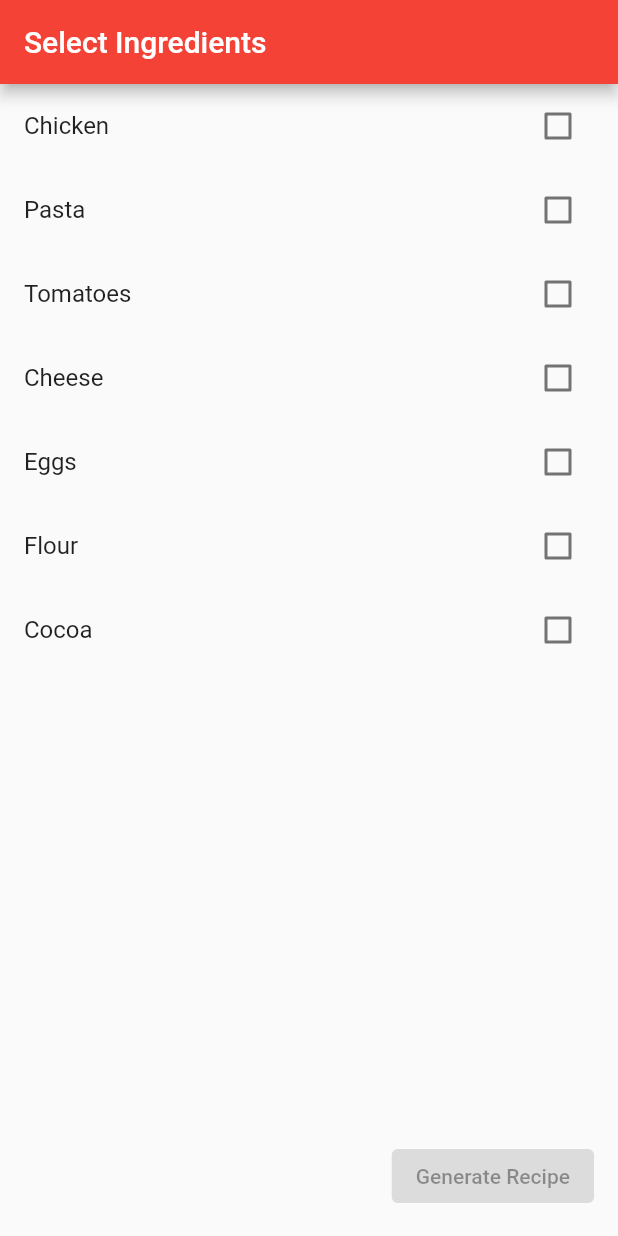
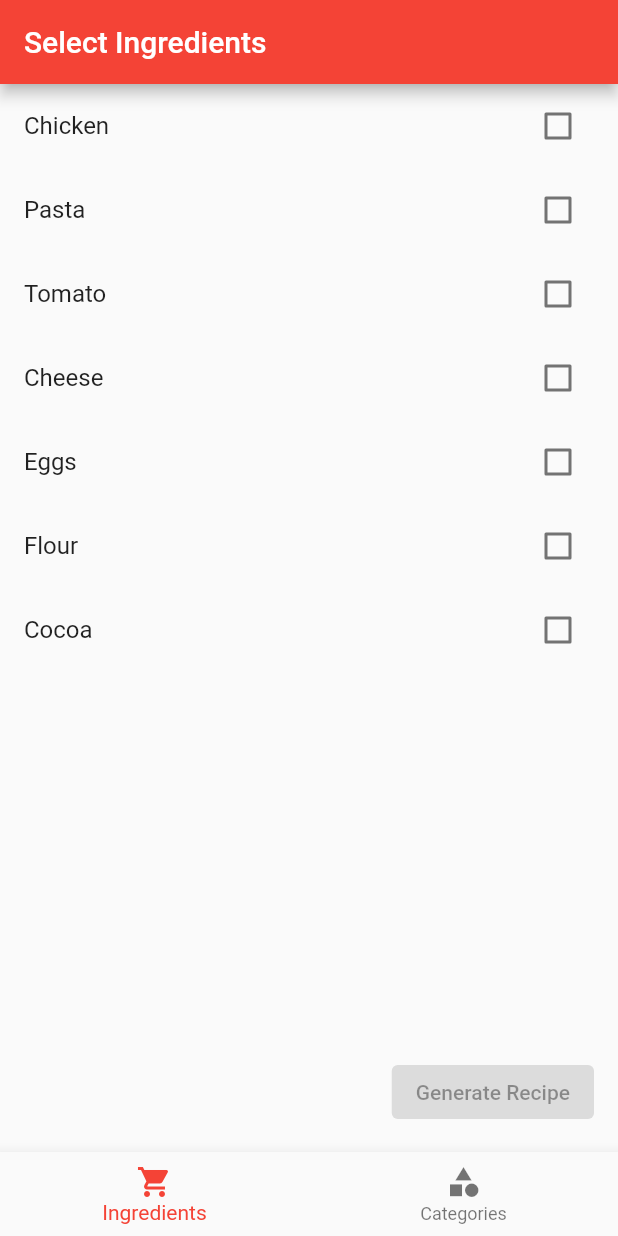
Before and after one commit to HadM10/TastyMix, a Flutter app: the screen it shows after launch, on a phone screen of 412 x 824 dp. Run offline on Flutter 3.47's test engine with Material 2 defaults, Android fonts, the phone set to English and light mode, and no system bars.

```diff
--- a/lib/ingredients.dart
+++ b/lib/ingredients.dart
@@ -13,7 +13,7 @@ class _IngredientsState extends State<Ingredients> {
   List<String> availableIngredients = [
     "Chicken",
     "Pasta",
-    "Tomatoes",
+    "Tomato",
     "Cheese",
     "Eggs",
     "Flour",
--- a/lib/main.dart
+++ b/lib/main.dart
@@ -1,12 +1,13 @@
 import 'package:flutter/material.dart';
 import 'ingredients.dart';
+import 'categories.dart';
 
 void main() {
   runApp(const MyApp());
 }
 
 class MyApp extends StatelessWidget {
-  const MyApp({super.key});
+  const MyApp({Key? key}) : super(key: key);
 
   @override
   Widget build(BuildContext context) {
@@ -15,7 +16,51 @@ class MyApp extends StatelessWidget {
       theme: ThemeData(
         primarySwatch: Colors.red,
       ),
-      home: const Ingredients(),
+      home: const MyHomePage(),
     );
   }
 }
+
+class MyHomePage extends StatefulWidget {
+  const MyHomePage({Key? key}) : super(key: key);
+
+  @override
+  _MyHomePageState createState() => _MyHomePageState();
+}
+
+class _MyHomePageState extends State<MyHomePage> {
+  int _selectedIndex = 0;
+
+  static const List<Widget> _widgetOptions = <Widget>[
+    Ingredients(),
+    CategoriesPage(),
+  ];
+
+  void _onItemTapped(int index) {
+    setState(() {
+      _selectedIndex = index;
+    });
+  }
+
+  @override
+  Widget build(BuildContext context) {
+    return Scaffold(
+      body: _widgetOptions.elementAt(_selectedIndex),
+      bottomNavigationBar: BottomNavigationBar(
+        items: const <BottomNavigationBarItem>[
+          BottomNavigationBarItem(
+            icon: Icon(Icons.shopping_cart),
+            label: 'Ingredients',
+          ),
+          BottomNavigationBarItem(
+            icon: Icon(Icons.category),
+            label: 'Categories',
+          ),
+        ],
+        currentIndex: _selectedIndex,
+        selectedItemColor: Colors.red,
+        onTap: _onItemTapped,
+      ),
+    );
+  }
+}
```
Also changed, not shown: assets/recipes.json (+13 -7 lines), lib/categories.dart (added, +162 -0 lines), lib/recipes.dart (deleted, +0 -90 lines).
